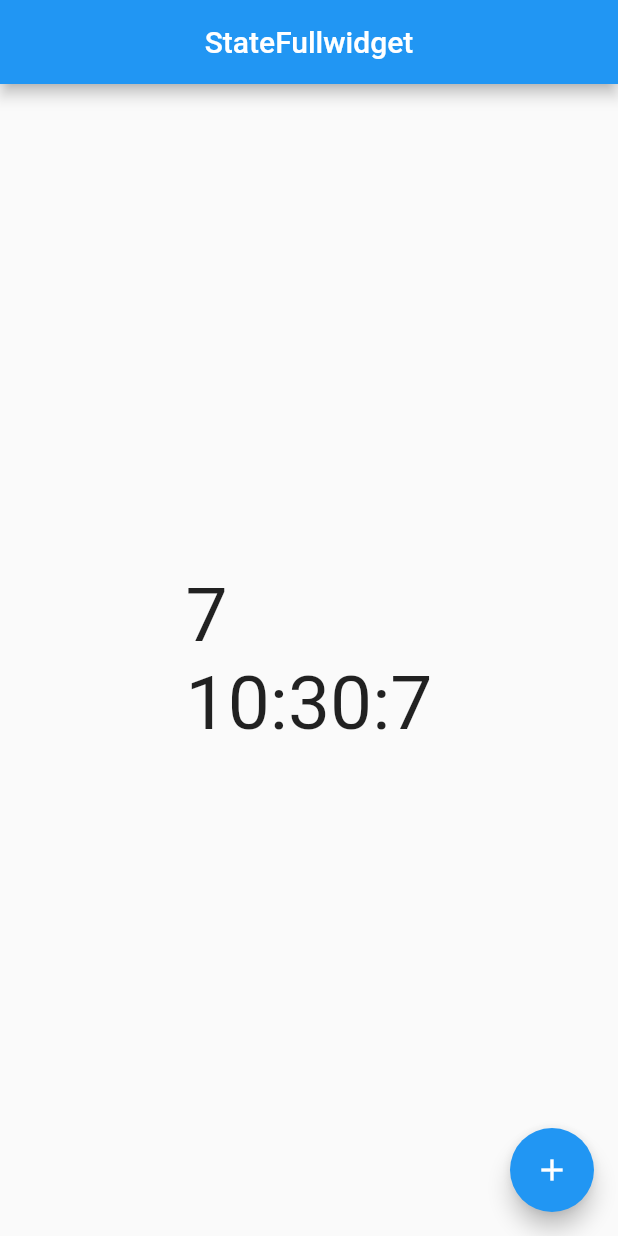
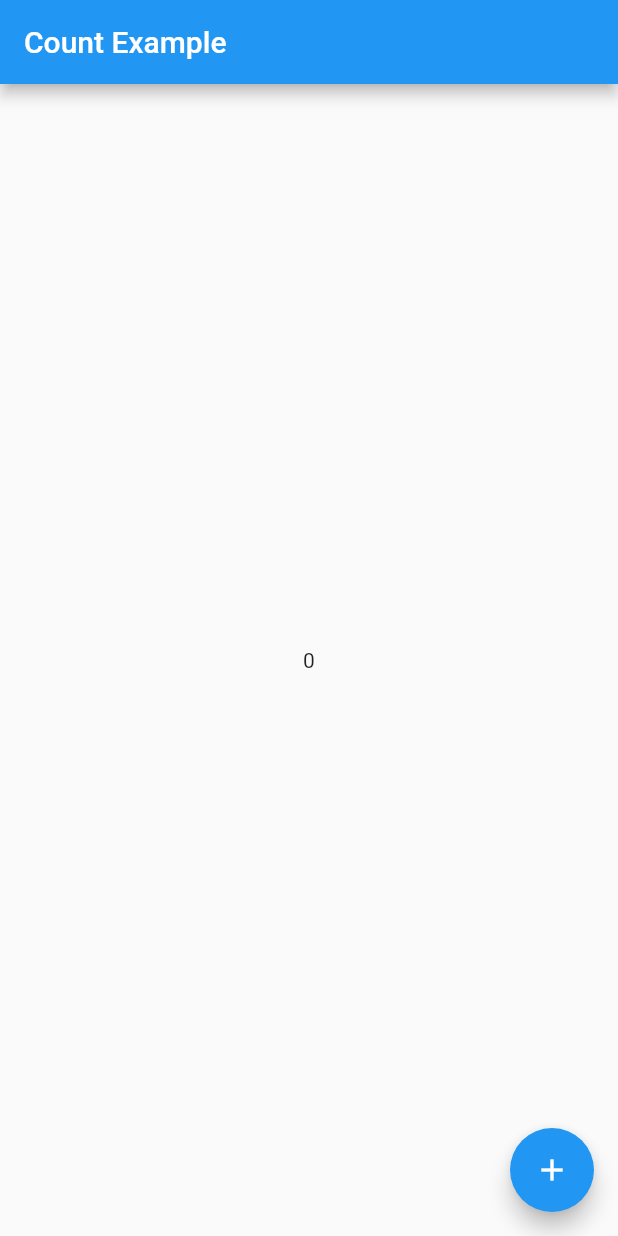
Before and after one commit to SAMIULLAH-KALHORO-DEV/understand_providers, a Flutter app: the screen it shows after launch, on a phone screen of 412 x 824 dp. Run offline on Flutter 3.47's test engine with Material 2 defaults, Android fonts, the light colour scheme and no system bars.

Commit message:
cout example

```diff
--- a/lib/main.dart
+++ b/lib/main.dart
@@ -1,4 +1,7 @@
 import 'package:flutter/material.dart';
+import 'package:provider/provider.dart';
+import 'package:understand_providers/provder/count_provider.dart';
+import 'package:understand_providers/provder/screens/cout_example.dart';
 import 'package:understand_providers/statefullwidget.dart';
 import 'package:understand_providers/understand_provider.dart';
 
@@ -12,9 +15,13 @@ class MyApp extends StatelessWidget {
   MyApp({super.key});
   @override
   Widget build(BuildContext context) {
-    return MaterialApp(
+    return ChangeNotifierProvider(
+      create: (_)=> CountProvider(),
+      child: MaterialApp(
       debugShowCheckedModeBanner: false,
-      home: UnderstandProvider(),
+      home: CountExample(),
+      ),
     );
+
   }
 }
--- /dev/null
+++ b/lib/provder/count_provider.dart
@@ -0,0 +1,3 @@
+import 'package:flutter/foundation.dart';
+
+class CountProvider with ChangeNotifier{  }
--- /dev/null
+++ b/lib/provder/screens/cout_example.dart
@@ -0,0 +1,21 @@
+import 'package:flutter/material.dart';
+
+class CountExample extends StatefulWidget {
+  const CountExample({super.key});
+
+  @override
+  State<CountExample> createState() => _CountExampleState();
+}
+
+class _CountExampleState extends State<CountExample> {
+  @override
+  Widget build(BuildContext context) {
+    return Scaffold(
+      appBar: AppBar(title: Text("Count Example"),),
+      body: Center(child: Text( "0")),
+      floatingActionButton: FloatingActionButton(onPressed: (){},
+      child: Icon(Icons.add),
+      ),
+    );
+  }
+}
--- a/lib/understand_provider.dart
+++ b/lib/understand_provider.dart
@@ -19,7 +19,6 @@ class _UnderstandProviderState extends State<UnderstandProvider> {
     Timer.periodic(Duration(seconds: 1), (timer) {
       x++;
       print(x);
-      setState(() {});
     });
   }
 
--- a/pubspec.yaml
+++ b/pubspec.yaml
@@ -35,6 +35,7 @@ dependencies:
   # The following adds the Cupertino Icons font to your application.
   # Use with the CupertinoIcons class for iOS style icons.
   cupertino_icons: ^1.0.2
+  provider: ^6.0.5
 
 dev_dependencies:
   flutter_test:
```
Also changed, not shown: pubspec.lock.
